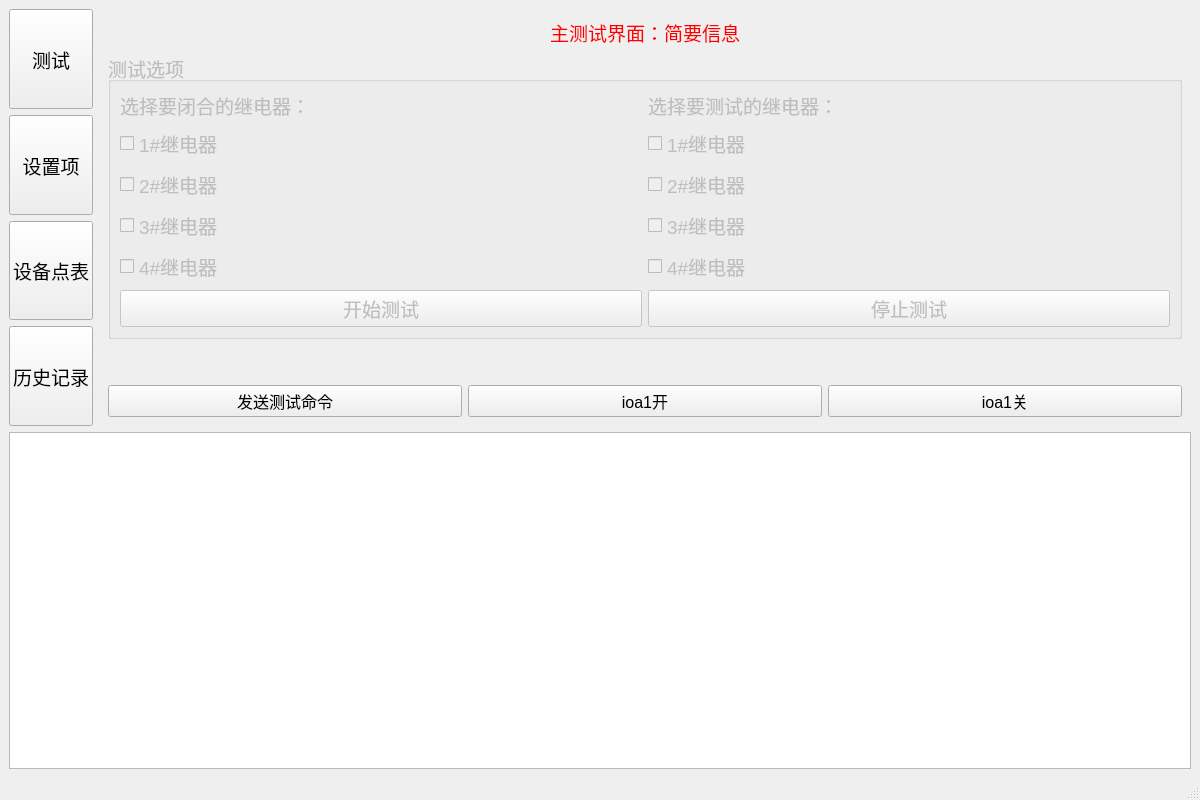
Before: the Qt Designer form mainwindow.ui in LXKJ-LRY/104TestProgram, drawn with Qt 5.
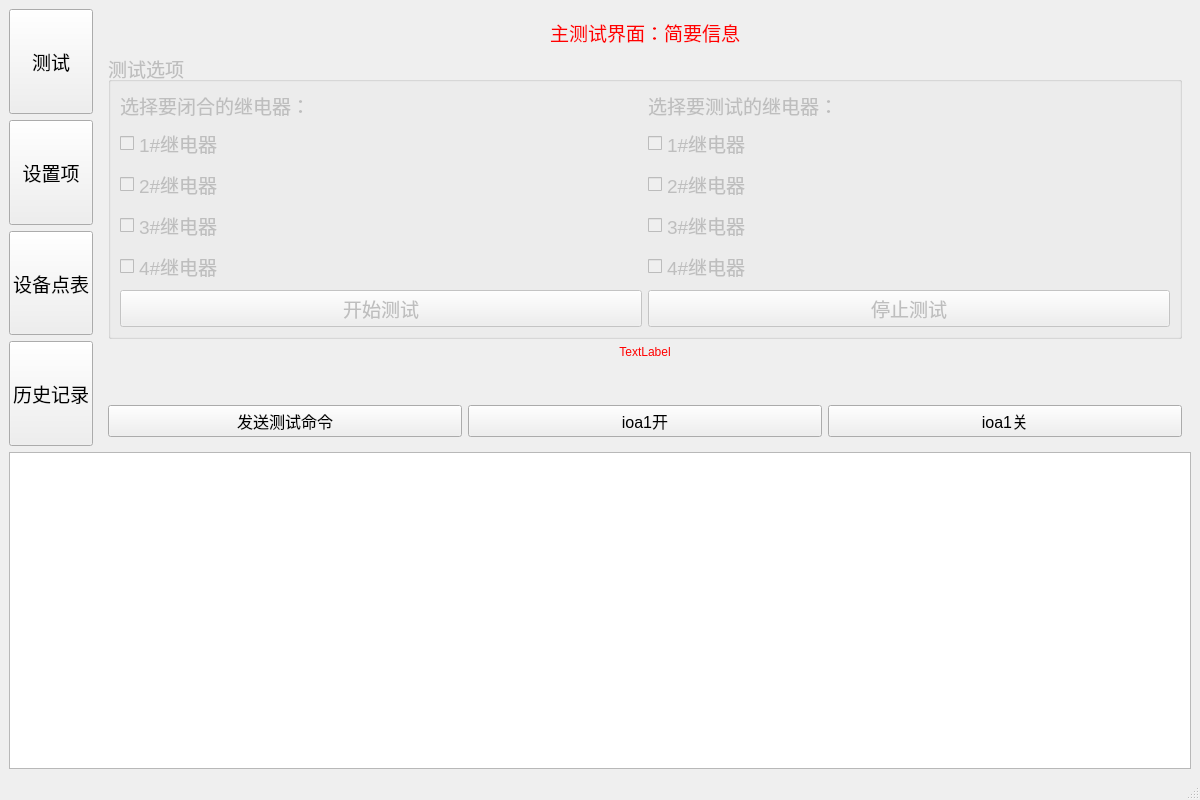
After: the same form once the commit is applied.

Patch:
```diff
--- a/mainwindow.ui
+++ b/mainwindow.ui
@@ -91,15 +91,6 @@
       </item>
      </layout>
     </item>
-    <item row="1" column="0" colspan="2">
-     <widget class="QTableView" name="testTableView">
-      <property name="font">
-       <font>
-        <pointsize>10</pointsize>
-       </font>
-      </property>
-     </widget>
-    </item>
     <item row="0" column="1">
      <widget class="QStackedWidget" name="stackedWidget">
       <property name="font">
@@ -253,6 +244,19 @@
           </layout>
          </widget>
         </item>
+        <item>
+         <widget class="QLabel" name="relayStatusLabel">
+          <property name="styleSheet">
+           <string notr="true">color: rgb(255, 0, 0);</string>
+          </property>
+          <property name="text">
+           <string>TextLabel</string>
+          </property>
+          <property name="alignment">
+           <set>Qt::AlignCenter</set>
+          </property>
+         </widget>
+        </item>
         <item>
          <spacer name="verticalSpacer">
           <property name="orientation">
@@ -590,6 +594,16 @@
       </widget>
      </widget>
     </item>
+    <item row="1" column="0" colspan="2">
+     <widget class="QTextBrowser" name="TestBrowser">
+      <property name="sizePolicy">
+       <sizepolicy hsizetype="Preferred" vsizetype="Expanding">
+        <horstretch>0</horstretch>
+        <verstretch>0</verstretch>
+       </sizepolicy>
+      </property>
+     </widget>
+    </item>
    </layout>
   </widget>
   <widget class="QMenuBar" name="menubar">
```
Left out of the diff: 2 changed lines with no effect on the pictures.
